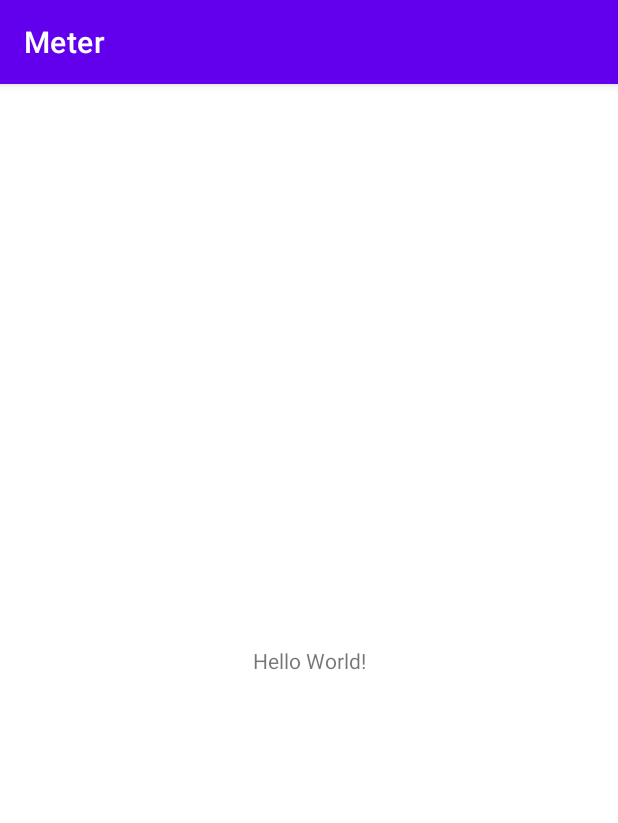
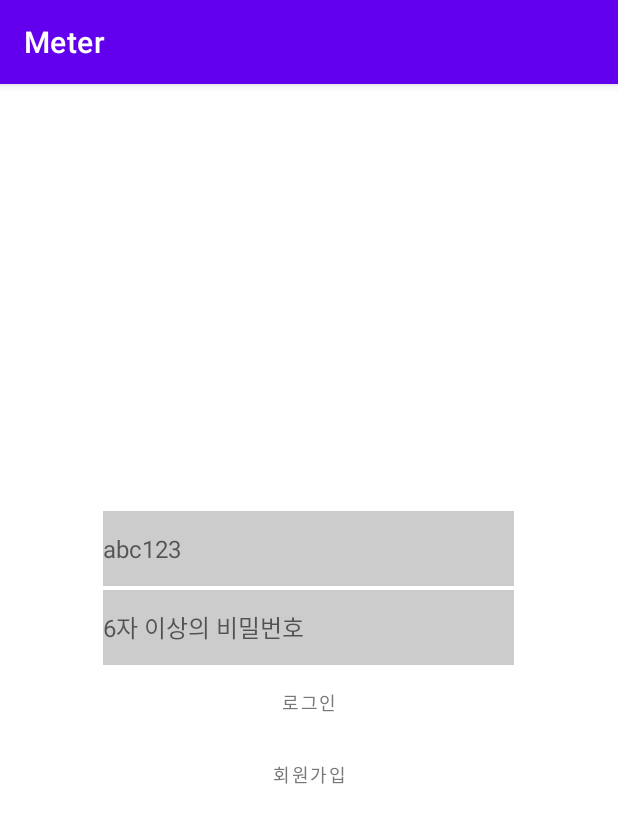
Before and after one commit to sbjiwan/Meter, an Android app: the screen it shows after launch (MainActivity before the commit, LoginActivity after it), on a phone screen of 412 x 824 dp. Shown: the top 823 px of the screen. Run offline under Robolectric (Android 15) with nearby library versions, the light colour scheme and no system bars; our stand-ins replace Firebase (no records; nobody signed in at launch, a user with empty details on screens opened directly).

Commit message:
Meter 0.1
별도의 기능 없이 firebase 연동을 통해 로그인 회원가입 기능 추가해 안드로이드 앱 기본 틀 작성.

```diff
--- a/app/src/main/AndroidManifest.xml
+++ b/app/src/main/AndroidManifest.xml
@@ -13,7 +13,7 @@
         android:theme="@style/Theme.Meter"
         tools:targetApi="31">
         <activity
-            android:name=".MainActivity"
+            android:name=".LoginActivity"
             android:exported="true">
             <intent-filter>
                 <action android:name="android.intent.action.MAIN" />
@@ -25,6 +25,8 @@
                 android:name="android.app.lib_name"
                 android:value="" />
         </activity>
+        <activity android:name=".HomeActivity"/>
+        <activity android:name=".SigninActivity"/>
     </application>
 
 </manifest>
--- /dev/null
+++ b/app/src/main/java/com/example/meter/LoginActivity.java
@@ -0,0 +1,63 @@
+package com.example.meter;
+
+import android.content.Intent;
+import android.os.Bundle;
+import android.view.View;
+import android.widget.Toast;
+
+import androidx.annotation.Nullable;
+import androidx.appcompat.app.AppCompatActivity;
+
+import com.example.meter.databinding.ActivityLoginBinding;
+import com.google.firebase.auth.FirebaseAuth;
+
+public class LoginActivity extends AppCompatActivity {
+    private ActivityLoginBinding binding;
+    private FirebaseAuth mAuth;
+
+    @Override
+    protected void onCreate(@Nullable Bundle savedInstanceState) {
+        super.onCreate(savedInstanceState);
+
+        binding = ActivityLoginBinding.inflate(getLayoutInflater());
+        setContentView(binding.getRoot());
+
+        binding.signin.setOnClickListener(new View.OnClickListener() {
+            @Override
+            public void onClick(View view) {
+                startActivity(new Intent(LoginActivity.this, SigninActivity.class));
+            }
+        });
+        //binding.signin.setOnClickListener(view -> startActivity(new Intent(LoginActivity.this, SigninActivity.class)));
+
+        binding.login.setOnClickListener(view -> {
+            String id = binding.idInput.getText().toString();
+            String password = binding.passwordInput.getText().toString();
+
+            doLogin(id, password);
+        });
+    }
+
+    private void doLogin(String id, String password) {
+        binding.idInput.setText("");
+        binding.passwordInput.setText("");
+        mAuth = FirebaseAuth.getInstance();
+
+        id += "@sns.com";
+
+        mAuth.signInWithEmailAndPassword(id, password)
+                .addOnCompleteListener(LoginActivity.this, task -> {
+                    if (task.isSuccessful()) {
+                        // 로그인 성공시
+                        mAuth.getCurrentUser();
+                        Toast.makeText(binding.getRoot().getContext(), "로그인에 성공하였습니다.",
+                                Toast.LENGTH_SHORT).show();
+                        startActivity(new Intent(LoginActivity.this, HomeActivity.class));
+                    } else {
+                        // 로그인 실패시
+                        Toast.makeText(LoginActivity.this, "로그인에 실패했습니다.",
+                                Toast.LENGTH_SHORT).show();
+                    }
+                });
+    }
+}
--- a/app/src/main/java/com/example/meter/MainActivity.java
+++ /dev/null
@@ -1,14 +0,0 @@
-package com.example.meter;
-
-import androidx.appcompat.app.AppCompatActivity;
-
-import android.os.Bundle;
-
-public class MainActivity extends AppCompatActivity {
-
-    @Override
-    protected void onCreate(Bundle savedInstanceState) {
-        super.onCreate(savedInstanceState);
-        setContentView(R.layout.activity_main);
-    }
-}
--- a/app/src/main/res/layout/activity_main.xml
+++ b/app/src/main/res/layout/activity_home.xml
@@ -4,7 +4,7 @@
     xmlns:tools="http://schemas.android.com/tools"
     android:layout_width="match_parent"
     android:layout_height="match_parent"
-    tools:context=".MainActivity">
+    tools:context=".HomeActivity">
 
     <TextView
         android:layout_width="wrap_content"
--- /dev/null
+++ b/app/src/main/res/layout/activity_login.xml
@@ -0,0 +1,56 @@
+<?xml version="1.0" encoding="utf-8"?>
+<LinearLayout xmlns:android="http://schemas.android.com/apk/res/android"
+    android:layout_width="match_parent"
+    android:layout_height="match_parent"
+    android:background="#ffffff"
+    android:id="@+id/login_activity"
+    >
+
+    <LinearLayout
+        android:layout_width="match_parent"
+        android:layout_height="match_parent"
+        android:gravity="center"
+        android:orientation="vertical">
+
+        <EditText
+            android:id="@+id/idInput"
+            android:layout_width="274dp"
+            android:layout_height="50dp"
+            android:layout_margin="1dp"
+            android:background="#CCCCCC"
+            android:hint="@string/id"
+            android:textColor="#777777"
+            android:textSize="16sp" />
+
+        <EditText
+            android:id="@+id/passwordInput"
+            android:layout_width="274dp"
+            android:layout_height="50dp"
+            android:layout_margin="1dp"
+            android:background="#CCCCCC"
+            android:hint="@string/password"
+            android:textColor="#777777"
+            android:textSize="16sp" />
+
+        <Button
+            android:id="@+id/login"
+            android:layout_width="wrap_content"
+            android:layout_height="48dp"
+            android:background="#00FF0000"
+            android:backgroundTint="#FFFFFF"
+            android:text="@string/log_in"
+            android:textColor="#777777"
+            android:textSize="12sp" />
+
+        <Button
+            android:id="@+id/signin"
+            android:layout_width="wrap_content"
+            android:layout_height="48dp"
+            android:background="#00FF0000"
+            android:backgroundTint="#FFFFFF"
+            android:text="@string/sign_in"
+            android:textColor="#777777"
+            android:textSize="12sp" />
+
+    </LinearLayout>
+</LinearLayout>
--- a/app/src/main/res/values/strings.xml
+++ b/app/src/main/res/values/strings.xml
@@ -1,3 +1,14 @@
 <resources>
     <string name="app_name">Meter</string>
+    <string name="id">abc123</string>
+    <string name="password">6자 이상의 비밀번호</string>
+    <string name="ck_password">비밀번호 확인</string>
+    <string name="wrong_pw">비밀번호는 6자 이상이어야 합니다.</string>
+    <string name="right_pw">사용가능한 비밀번호입니다.</string>
+    <string name="ckpw_1">비밀번호가 일치하지 않습니다.</string>
+    <string name="ckpw_2">비밀번호가 일치합니다.</string>
+    <string name="log_in">로그인</string>
+    <string name="log_out">로그아웃</string>
+    <string name="sign_in">회원가입</string>
+
 </resources>
```
Also changed, not shown: app/build.gradle (+20 -2 lines), app/src/main/java/com/example/meter/HomeActivity.java (added, +19 -0 lines), app/src/main/java/com/example/meter/SigninActivity.java (added, +77 -0 lines), app/src/main/res/layout/activity_signin.xml (added, +75 -0 lines), build.gradle (+7 -3 lines), app/src/main/res/drawable/back.png (added), 1 other file.
